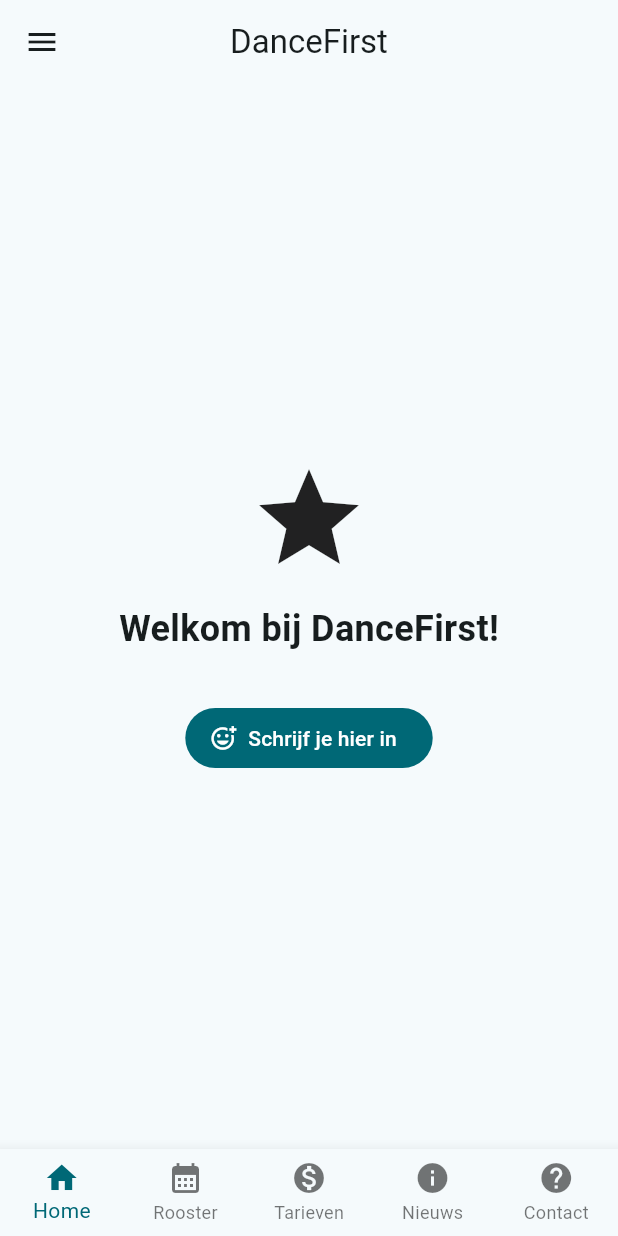
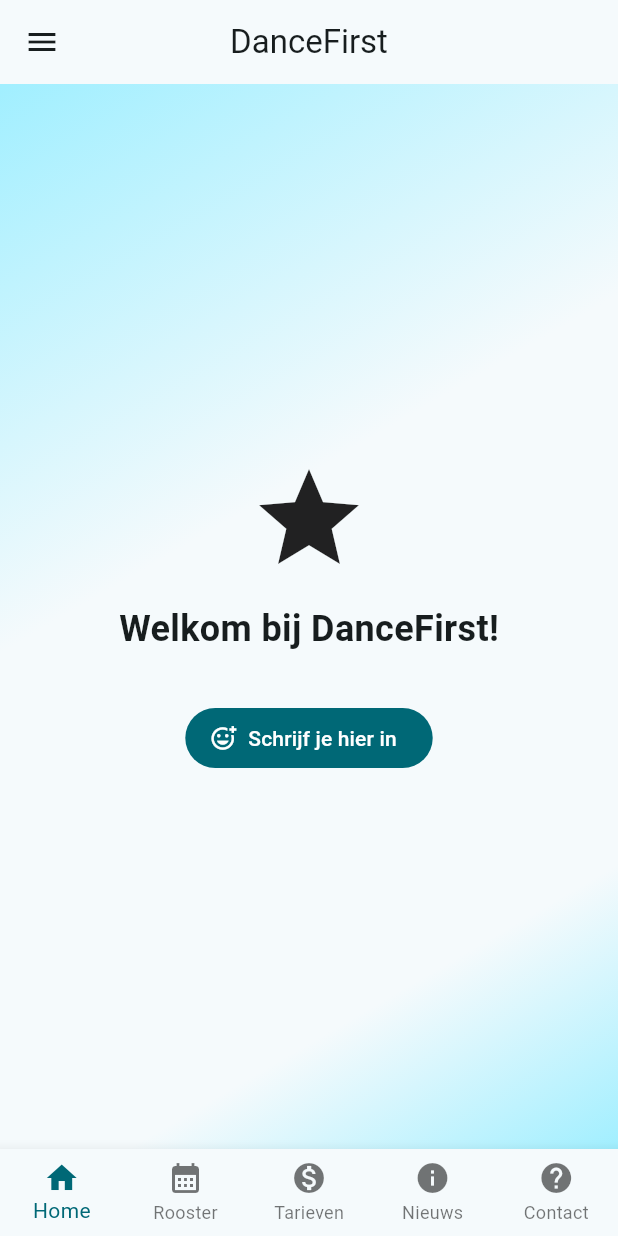
Before and after one commit to plotsklapps/DANCEFIRST, a Flutter app: the screen it shows once a user with an empty profile is signed in, on a phone screen of 412 x 824 dp. Run offline on Flutter 3.47's test engine with Material 3 defaults, Android fonts, the phone set to English and light mode, and no system bars; drawn by our look-alikes of toastification; our stand-ins replace cloud_firestore, firebase_analytics, firebase_auth, firebase_core, google_fonts, logger and 3 more; missing offline and left inert: firebase_app_check; accounts and stored records are empty; Roboto replaces fonts that are missing (Questrial); statements that could not run were skipped.

Commit message:
- Container gradient toegevoegd.

```diff
--- a/lib/screens/homescreen/home_screen.dart
+++ b/lib/screens/homescreen/home_screen.dart
@@ -35,6 +35,7 @@ class _HomeScreenState extends State<HomeScreen> {
   @override
   Widget build(BuildContext context) {
     final User? user = FirebaseAuth.instance.currentUser;
+    final ThemeData theme = Theme.of(context);
 
     return Scaffold(
       appBar: AppBar(
@@ -45,7 +46,21 @@ class _HomeScreenState extends State<HomeScreen> {
         user: user,
         role: widget.role,
       ),
-      body: PageView(
+      body: Container(
+        decoration: BoxDecoration(
+          gradient: LinearGradient(
+            begin: Alignment.topLeft,
+            end: Alignment.bottomRight,
+            colors: <Color>[
+              theme.colorScheme.primaryContainer.withValues(alpha: 100),
+              theme.colorScheme.surface,
+              theme.colorScheme.surface,
+              theme.colorScheme.primaryContainer.withValues(alpha: 100),
+            ],
+            stops: const <double>[0, 0.4, 0.8, 1],
+          ),
+        ),
+        child: PageView(
           controller: _pageController,
           onPageChanged: (int i) {
             setState(() {
@@ -96,14 +111,16 @@ class _HomeScreenState extends State<HomeScreen> {
                     // Set default active profile if null.
                     if (_activeProfileId == null ||
                         !profiles.any(
-                        (Map<String, dynamic> p) => p['id'] == _activeProfileId,
+                          (Map<String, dynamic> p) =>
+                              p['id'] == _activeProfileId,
                         )) {
                       _activeProfileId = profiles.first['id'] as String;
                     }
 
                     final Map<String, dynamic> activeProfile = profiles
                         .firstWhere(
-                        (Map<String, dynamic> p) => p['id'] == _activeProfileId,
+                          (Map<String, dynamic> p) =>
+                              p['id'] == _activeProfileId,
                         );
 
                     return Center(
@@ -129,7 +146,8 @@ class _HomeScreenState extends State<HomeScreen> {
                           Wrap(
                             spacing: 8,
                             children: profiles.map((Map<String, dynamic> p) {
-                            final bool isSelected = p['id'] == _activeProfileId;
+                              final bool isSelected =
+                                  p['id'] == _activeProfileId;
                               return ChoiceChip(
                                 label: Text(p['firstName'] as String),
                                 selected: isSelected,
@@ -153,6 +171,7 @@ class _HomeScreenState extends State<HomeScreen> {
             const Center(child: Text('Nieuws Content')),
             const Center(child: Text('Contact Content')),
           ],
+        ),
       ),
       bottomNavigationBar: BottomNavigationBar(
         type: BottomNavigationBarType.fixed,
```
Also changed, not shown: 1 other file. Lines whose indentation alone changed are shown as unchanged.
